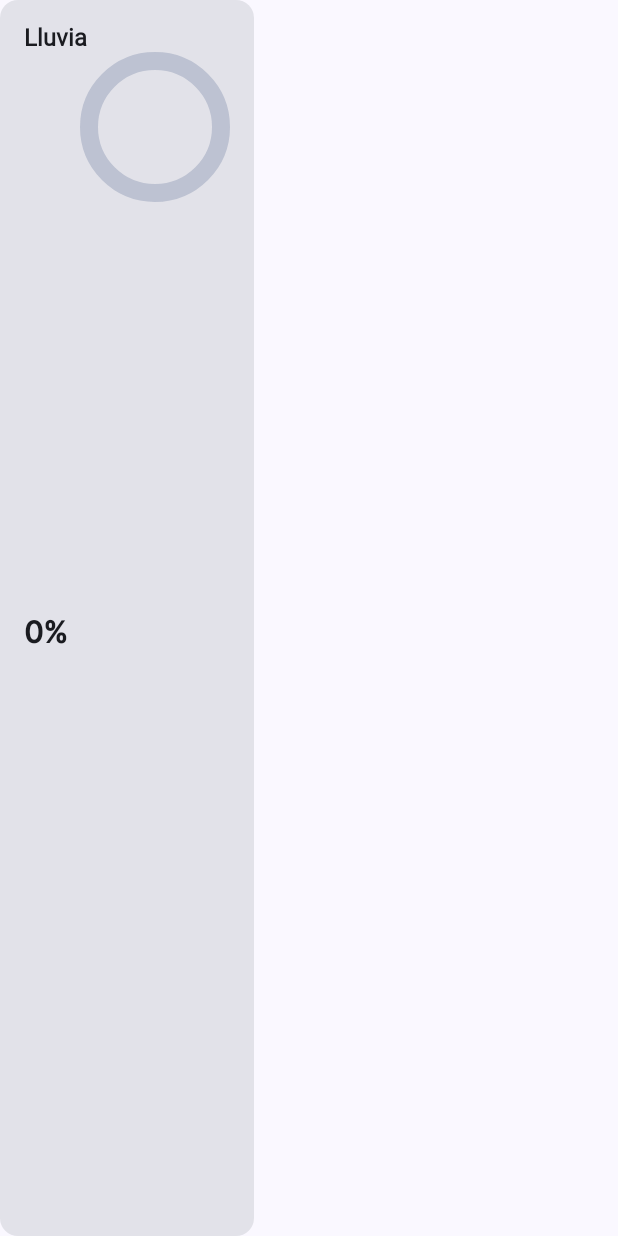
After one commit to brandonhxrr/Meteora, an Android app built with Jetpack Compose: the composable RainIndicator called with empty values, on a phone screen of 412 x 824 dp. The commit adds this screen. Run offline under Robolectric (Android 15) with nearby library versions, the phone set to English and light mode, and no system bars; our stand-ins replace Firebase (no records; nobody signed in at launch, a user with empty details on screens opened directly); Roboto replaces fonts that are not available here.

Commit message:
Add rain indicator

```diff
--- /dev/null
+++ b/app/src/main/java/ipn/escom/meteora/ui/RainIndicator.kt
@@ -0,0 +1,71 @@
+package ipn.escom.meteora.ui
+
+import androidx.compose.animation.core.animateFloatAsState
+import androidx.compose.foundation.layout.Column
+import androidx.compose.foundation.layout.Row
+import androidx.compose.foundation.layout.Spacer
+import androidx.compose.foundation.layout.fillMaxHeight
+import androidx.compose.foundation.layout.size
+import androidx.compose.foundation.layout.width
+import androidx.compose.material3.CircularProgressIndicator
+import androidx.compose.material3.MaterialTheme
+import androidx.compose.material3.Text
+import androidx.compose.runtime.Composable
+import androidx.compose.runtime.getValue
+import androidx.compose.ui.Alignment
+import androidx.compose.ui.Modifier
+import androidx.compose.ui.graphics.StrokeCap
+import androidx.compose.ui.text.style.TextAlign
+import androidx.compose.ui.tooling.preview.Preview
+import androidx.compose.ui.unit.dp
+
+@Composable
+fun RainIndicator(
+    modifier: Modifier = Modifier,
+    rain: Double? = null,
+    pop: Double,
+    hiddenIcon: Boolean = false
+) {
+    ParameterCard(title = "Lluvia", modifier = modifier) {
+        Row(modifier = Modifier.fillMaxHeight()) {
+            Column(
+                modifier = Modifier.align(Alignment.CenterVertically),
+            ) {
+                Text(
+                    text = "${(pop * 100).toInt()}%",
+                    style = MaterialTheme.typography.titleSmall,
+                    textAlign = TextAlign.Center
+                )
+                if (rain != null) {
+                    Text(text = "$rain mm", style = MaterialTheme.typography.bodySmall)
+                }
+            }
+            Spacer(modifier = Modifier.width(8.dp))
+            if (!hiddenIcon) {
+                RainVisualizer(pop)
+            }
+        }
+
+    }
+}
+
+
+@Composable
+fun RainVisualizer(rain: Double) {
+    val animatedProgress by animateFloatAsState(targetValue = (rain).toFloat(), label = "")
+
+    CircularProgressIndicator(
+        progress = { animatedProgress },
+        modifier = Modifier.size(100.dp),
+        strokeCap = StrokeCap.Round,
+        strokeWidth = 12.dp,
+        color = MaterialTheme.colorScheme.primary,
+        trackColor = MaterialTheme.colorScheme.primary.copy(alpha = 0.2f),
+    )
+}
+
+@Preview(showBackground = true)
+@Composable
+fun RainIndicatorPreview() {
+    RainIndicator(pop = 0.5)
+}
```
Also changed, not shown: app/src/main/java/ipn/escom/meteora/ui/WeatherDetail.kt (+4 -3 lines).
